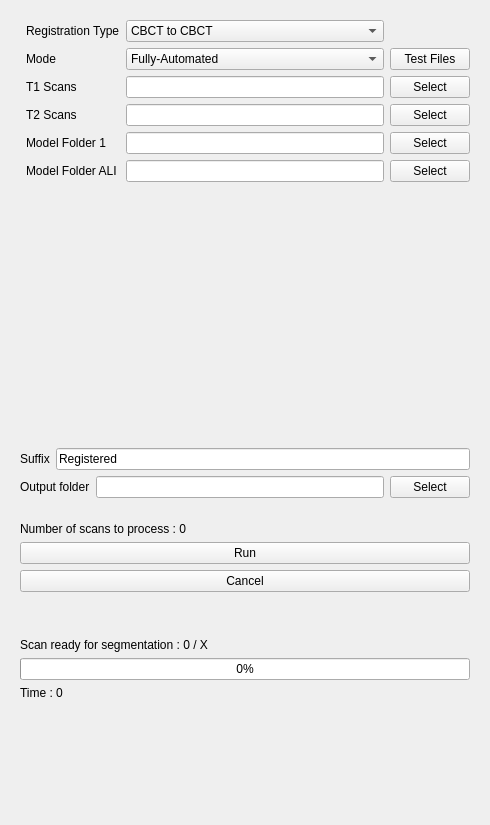
Qt form AREG/Resources/UI/AREG.ui (lucanchling/AREG) before a commit.
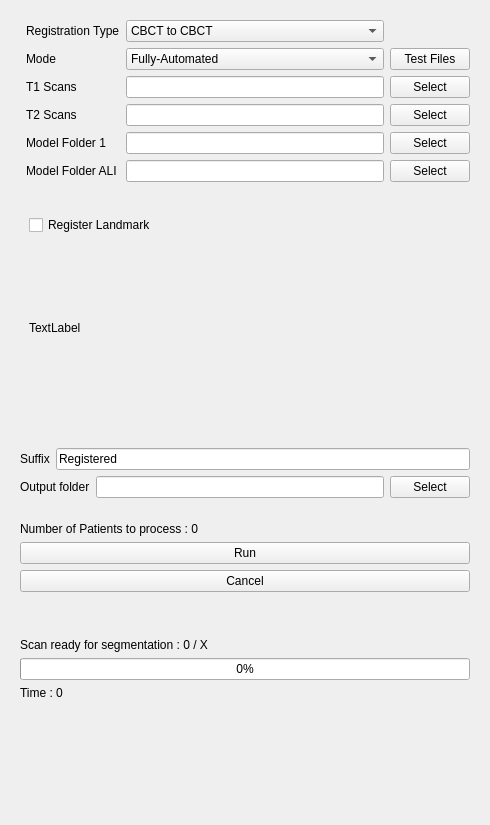
The same form after that commit. The open tabs and pages were chosen to show the change. Custom widgets are drawn as their Qt base class.

Commit message: ENH: AREG_CBCT can be launch

What changed in the file:
```diff
--- a/AREG/Resources/UI/AREG.ui
+++ b/AREG/Resources/UI/AREG.ui
@@ -194,11 +194,18 @@
           <item>
            <layout class="QVBoxLayout" name="verticalLayout_3">
             <item>
-             <layout class="QHBoxLayout" name="LayoutLandmarkSemiCBCT">
+             <layout class="QVBoxLayout" name="LayoutSemiCBCT">
+              <item>
+               <widget class="QCheckBox" name="checkBox">
+                <property name="text">
+                 <string>Register Landmark</string>
+                </property>
+               </widget>
+              </item>
               <item>
                <widget class="QLabel" name="tohideCBCT">
                 <property name="text">
-                 <string/>
+                 <string>TextLabel</string>
                 </property>
                </widget>
               </item>
@@ -227,7 +234,7 @@
           </item>
          </layout>
         </widget>
-        <widget class="QWidget" name="PageSemiCBCT">
+        <widget class="QWidget" name="PageSemiIOS">
          <layout class="QHBoxLayout" name="horizontalLayout_5">
           <item>
            <layout class="QVBoxLayout" name="verticalLayout_1548">
@@ -385,7 +392,7 @@
         <item>
          <widget class="QLabel" name="LabelInfoPreProc">
           <property name="text">
-           <string>Number of scans to process : 0</string>
+           <string>Number of Patients to process : 0</string>
           </property>
          </widget>
         </item>
```
Left out of the diff: 10 changed lines with no effect on the pictures. The commit also changes 5 other files.
